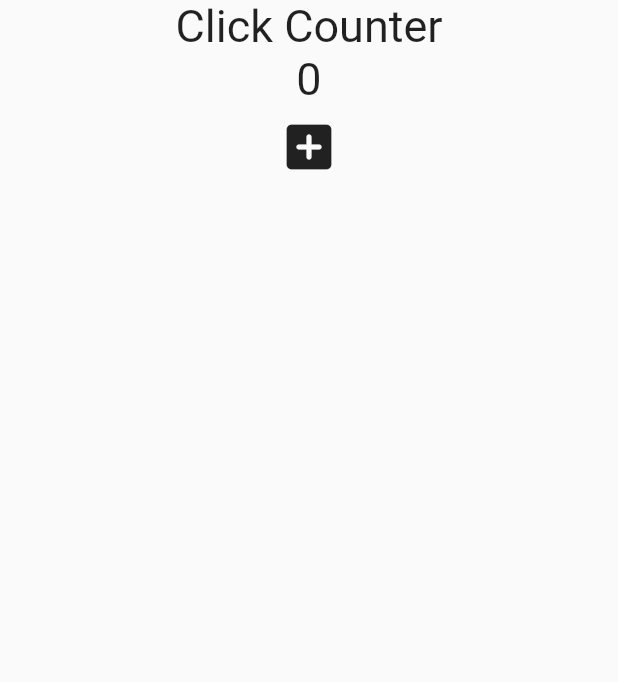
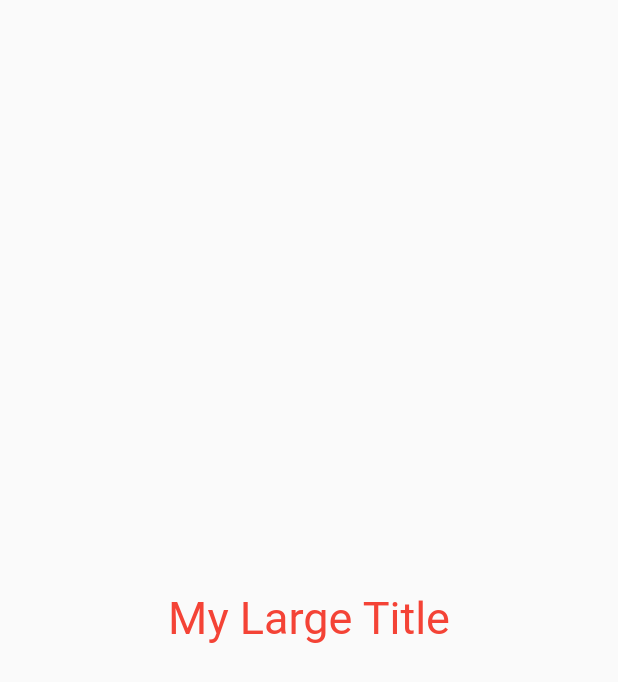
Before and after one commit to dindoo0524/flutter_toonflix, a Flutter app: the screen it shows after launch, on a phone screen of 412 x 824 dp. Shown: the top 682 px of the screen. Run offline on Flutter 3.47's test engine with Material 2 defaults, Android fonts, the phone set to English and light mode, and no system bars.

Commit message:
BuildContext ThemeData

```diff
--- a/lib/main.dart
+++ b/lib/main.dart
@@ -25,32 +25,38 @@
   @override
   Widget build(BuildContext context) {
     return MaterialApp(
+      theme: ThemeData(
+        textTheme: const TextTheme(
+          titleLarge: TextStyle(
+            color: Colors.red,
+          ),
+        ),
+      ),
       home: Scaffold(
         body: Center(
           child: Column(
-            children: [
-              const Text(
-                'Click Counter',
-                style: TextStyle(
-                  fontSize: 30,
-                ),
-              ),
-              Text(
-                '$counter',
-                style: const TextStyle(
-                  fontSize: 30,
-                ),
-              ),
-              for (var n in numbers) Text('$n'),
-              IconButton(
-                iconSize: 40,
-                onPressed: onClicked,
-                icon: const Icon(Icons.add_box_rounded),
-              )
-            ],
+            mainAxisAlignment: MainAxisAlignment.center,
+            children: const [MyLargeTitle()],
           ),
         ),
       ),
     );
   }
 }
+
+class MyLargeTitle extends StatelessWidget {
+  const MyLargeTitle({
+    super.key,
+  });
+
+  @override
+  Widget build(BuildContext context) {
+    return Text(
+      'My Large Title',
+      style: TextStyle(
+        fontSize: 30,
+        color: Theme.of(context).textTheme.titleLarge?.color,
+      ),
+    );
+  }
+}
```
